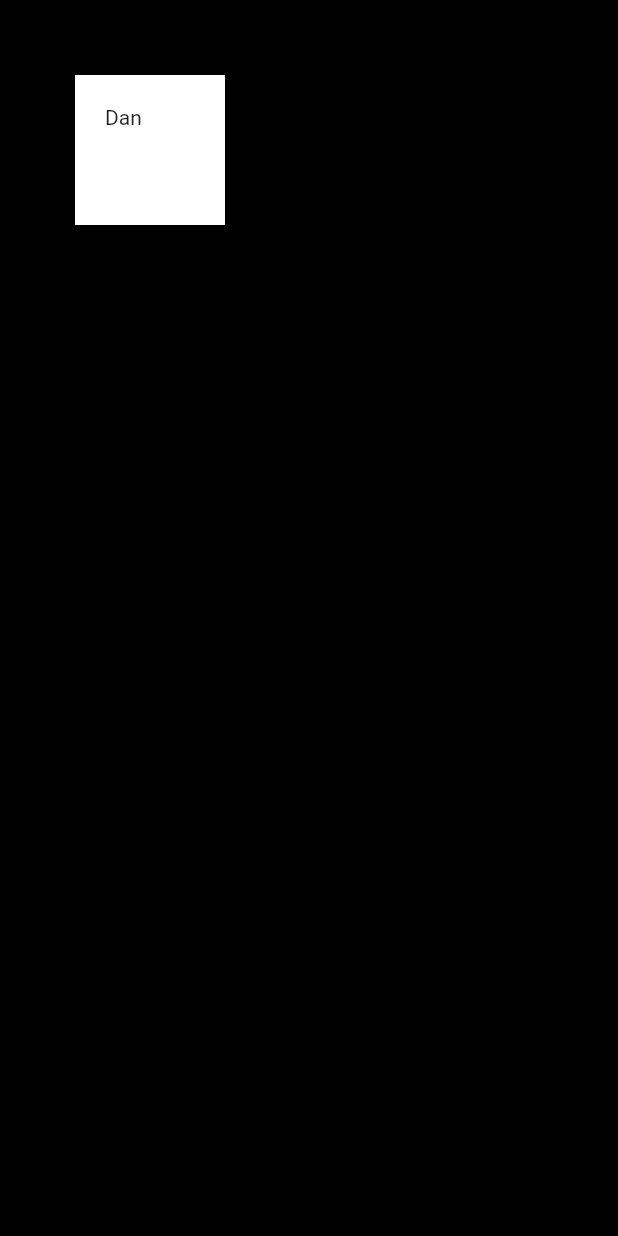
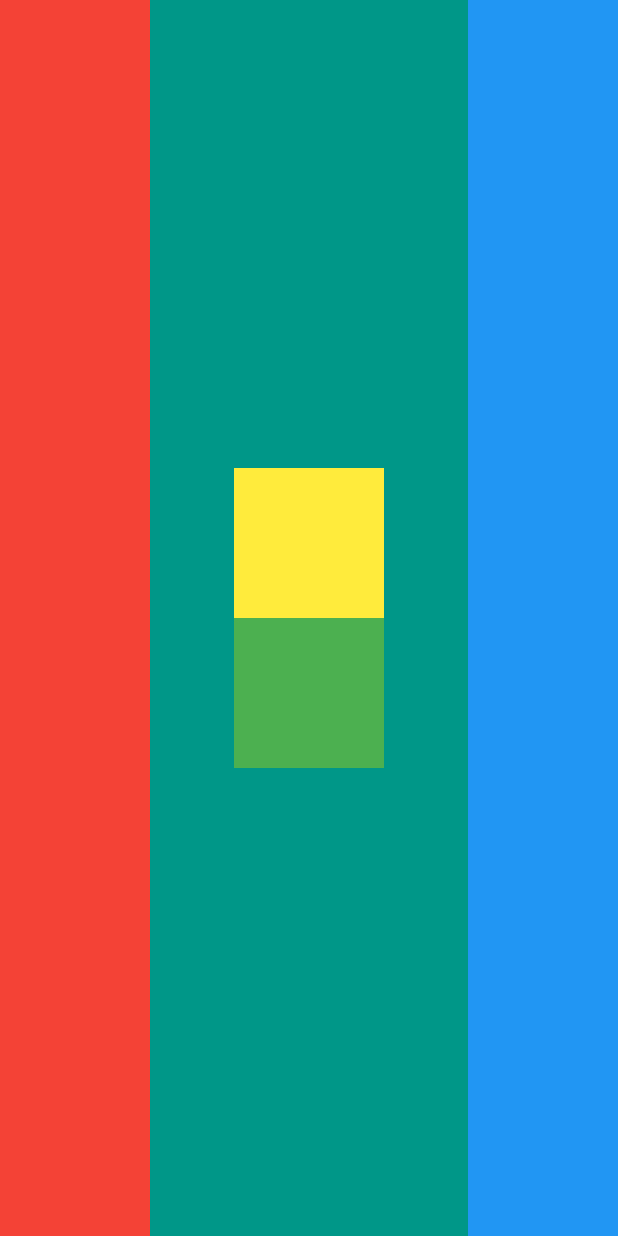
Before and after one commit to DanHausen/layout_study, a Flutter app: the screen it shows after launch, on a phone screen of 412 x 824 dp. Run offline on Flutter 3.47's test engine with Material 2 defaults, Android fonts, the phone set to English and light mode, and no system bars.

Commit message:
Challenge43

```diff
--- a/lib/main.dart
+++ b/lib/main.dart
@@ -9,18 +9,23 @@ class MyApp extends StatelessWidget {
   Widget build(BuildContext context) {
     return MaterialApp(
       home: Scaffold(
-        backgroundColor: Colors.black,
+        backgroundColor: Colors.teal,
         body: SafeArea(
-          child: Container(
-            padding:
-                EdgeInsets.all(20), //Used to change container content position
-            margin: EdgeInsets.all(
-                50), //Used to change the position of the container itself
-            child: Text(
-                'Dan'), //A container as a single child widget can contain only one child
-            color: Colors.white,
-            height: 100.0,
-            width: 100.0,
+          child: Row(
+            mainAxisAlignment: MainAxisAlignment.spaceBetween,
+            children: <Widget>[
+              Container(color: Colors.red, height: double.infinity, width: 100),
+              Container(
+                child: Column(
+                  mainAxisAlignment: MainAxisAlignment.center,
+                  children: [
+                    Container(color: Colors.yellow, height: 100, width: 100),
+                    Container(color: Colors.green, height: 100, width: 100)
+                  ],
+                ),
+              ),
+              Container(color: Colors.blue, height: double.infinity, width: 100)
+            ],
           ),
         ),
       ),
```
